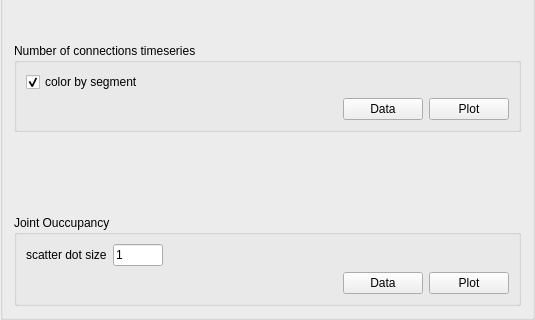
Old version of the form ui/md_statistics.ui in the repository maltesie/bridge2; both pictures show x 0 to 535 and y 200 to 520 of the 535 by 520 pixel window.
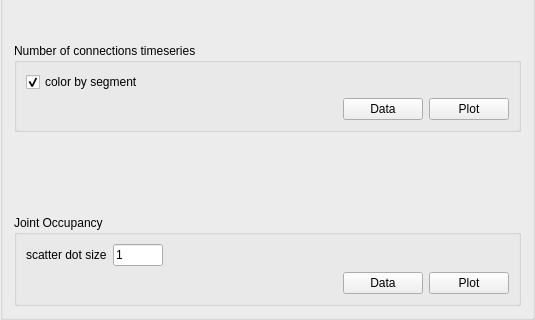
New version of the form.

Commit message: corrected spelling mistakes

Diff of the .ui file:
```diff
--- a/ui/md_statistics.ui
+++ b/ui/md_statistics.ui
@@ -377,7 +377,7 @@
    <item>
     <widget class="QGroupBox" name="groupBox_joint_occupancy">
      <property name="title">
-      <string>Joint Ouccupancy</string>
+      <string>Joint Occupancy</string>
      </property>
      <layout class="QVBoxLayout" name="verticalLayout_4">
       <item>
```
The commit also changes 2 other files.
